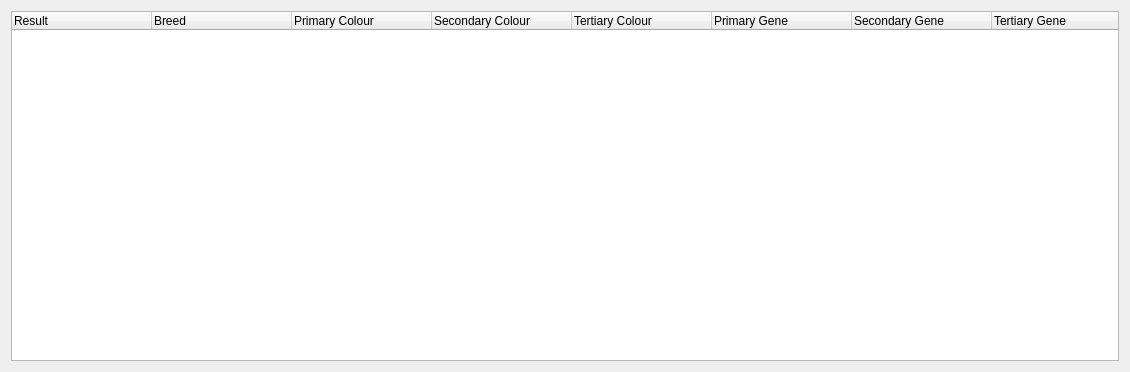
Old version of the form pairingresultsdialog.ui in the repository TheCalpolMan/flight-rising-breeding-tracker.
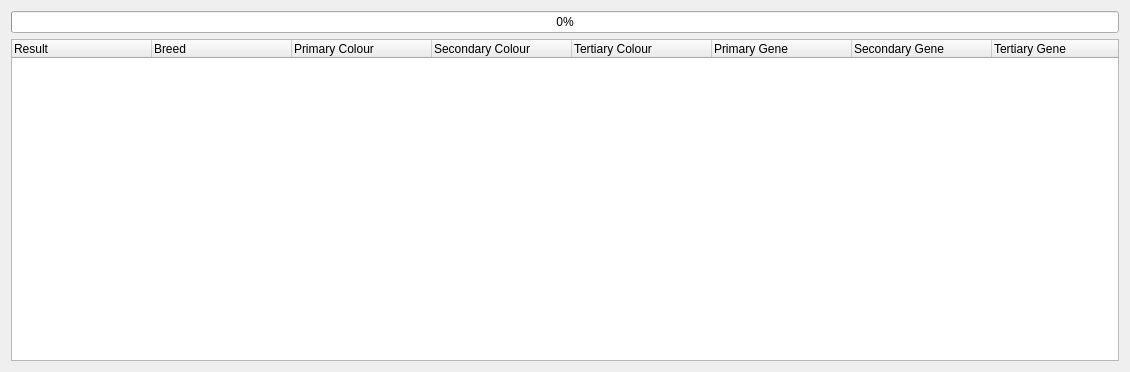
New version of the form.

Patch:
```diff
--- a/pairingresultsdialog.ui
+++ b/pairingresultsdialog.ui
@@ -14,7 +14,7 @@
    <string>Dialog</string>
   </property>
   <layout class="QGridLayout" name="gridLayout">
-   <item row="0" column="0">
+   <item row="2" column="1">
     <widget class="QTreeWidget" name="treeWidget">
      <attribute name="headerCascadingSectionResizes">
       <bool>true</bool>
@@ -64,6 +64,13 @@
      </column>
     </widget>
    </item>
+   <item row="1" column="1">
+    <widget class="QProgressBar" name="progressBar">
+     <property name="value">
+      <number>0</number>
+     </property>
+    </widget>
+   </item>
   </layout>
  </widget>
  <resources/>
```
